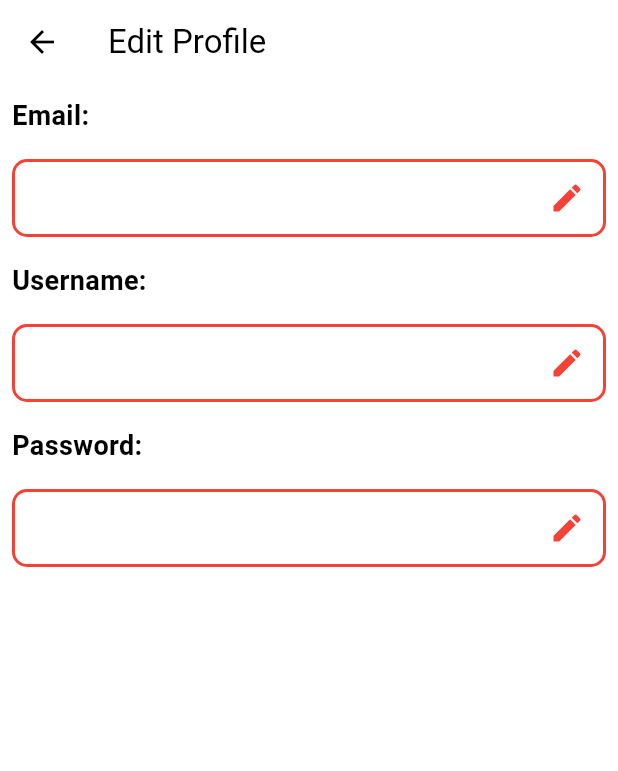
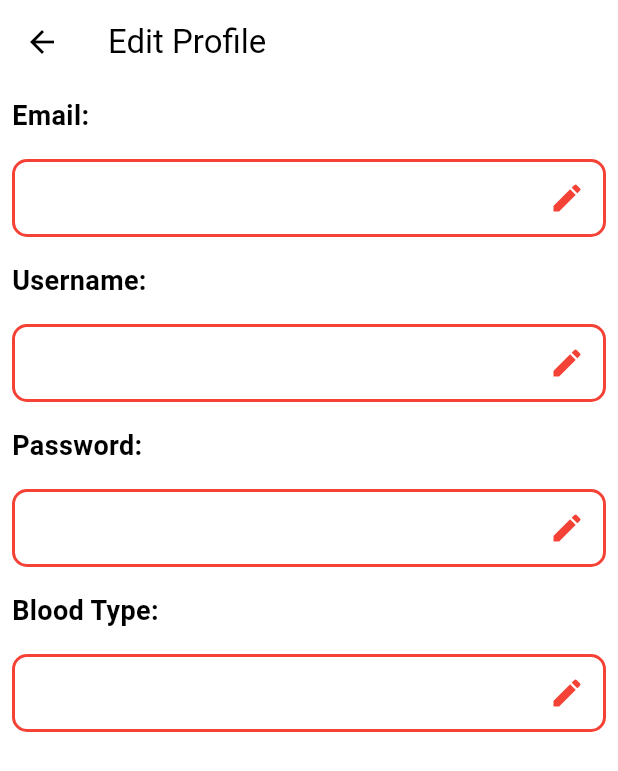
Before and after one commit to maxstain/Blood-Donation-App, a Flutter app: the EditProfilePage screen opened directly with empty values, on a phone screen of 412 x 824 dp. Shown: the top 771 px of the screen. Run offline on Flutter 3.47's test engine with Material 3 defaults, Android fonts, the phone set to English and light mode, and no system bars; our stand-ins replace cloud_firestore, firebase_auth, firebase_core, firebase_storage, fluttertoast, image_picker; missing offline and left inert: firebase_app_check; accounts and stored records are empty.

Commit message:
Improving the UI.

```diff
--- a/lib/Views/Profile/edit_profile_page.dart
+++ b/lib/Views/Profile/edit_profile_page.dart
@@ -1,5 +1,6 @@
 import 'package:blood_donation/Models/UserData.dart';
 import 'package:blood_donation/Services/UserServices.dart';
+import 'package:blood_donation/Shared/shared_types.dart';
 import 'package:firebase_auth/firebase_auth.dart';
 import 'package:flutter/material.dart';
 
@@ -18,6 +19,8 @@ class _EditProfilePageState extends State<EditProfilePage> {
   final TextEditingController _emailController = TextEditingController();
   final TextEditingController _usernameController = TextEditingController();
   final TextEditingController _passwordController = TextEditingController();
+
+  late String _selectedBloodType = '';
 
   @override
   void dispose() {
@@ -343,6 +346,110 @@ class _EditProfilePageState extends State<EditProfilePage> {
               ),
             ),
           ),
+          const Padding(
+            padding: EdgeInsets.all(8),
+            child: Text(
+              "Blood Type:",
+              style: TextStyle(
+                fontSize: 18,
+                fontWeight: FontWeight.bold,
+              ),
+              textAlign: TextAlign.left,
+            ),
+          ),
+          Padding(
+            padding: const EdgeInsets.all(8.0),
+            child: Container(
+              decoration: BoxDecoration(
+                shape: BoxShape.rectangle,
+                border: Border.all(
+                  color: Theme.of(context).colorScheme.secondary,
+                  width: 2,
+                ),
+                borderRadius: BorderRadius.circular(10),
+              ),
+              child: Row(
+                mainAxisAlignment: MainAxisAlignment.spaceBetween,
+                crossAxisAlignment: CrossAxisAlignment.center,
+                children: [
+                  Padding(
+                    padding: const EdgeInsets.all(8.0),
+                    child: Text(
+                      widget.userData.bloodType,
+                      style: const TextStyle(
+                        fontSize: 18,
+                      ),
+                    ),
+                  ),
+                  IconButton(
+                    onPressed: () {
+                      showDialog(
+                        context: context,
+                        builder: (context) {
+                          return AlertDialog(
+                            title: const Text('Update Password'),
+                            content: Container(
+                              decoration: BoxDecoration(
+                                color: Colors.grey[200],
+                                borderRadius: BorderRadius.circular(8.0),
+                              ),
+                              child: DropdownButtonFormField(
+                                items: bloodTypes.map((String bloodType) {
+                                  return DropdownMenuItem(
+                                    value: bloodType,
+                                    child: Text(bloodType),
+                                  );
+                                }).toList(),
+                                onChanged: (value) {
+                                  setState(() {
+                                    _selectedBloodType = value.toString();
+                                  });
+                                },
+                              ),
+                            ),
+                            actions: [
+                              TextButton(
+                                onPressed: () {
+                                  Navigator.of(context).pop();
+                                },
+                                child: const Text('Cancel'),
+                              ),
+                              TextButton(
+                                onPressed: () async {
+                                  await _userServices.updateBloodType(
+                                    _selectedBloodType,
+                                  );
+                                  setState(() {
+                                    Navigator.of(context).pop();
+                                  });
+                                },
+                                child: const Text('Update'),
+                              ),
+                            ],
+                          );
+                        },
+                      );
+                    },
+                    icon: Icon(
+                      Icons.edit,
+                    ),
+                    color: Theme.of(context).colorScheme.primary,
+                    alignment: Alignment.center,
+                    style: ButtonStyle(
+                      shape: WidgetStateProperty.all(
+                        RoundedRectangleBorder(
+                          borderRadius: BorderRadius.circular(10),
+                        ),
+                      ),
+                      backgroundColor: WidgetStatePropertyAll(
+                        Colors.white,
+                      ),
+                    ),
+                  ),
+                ],
+              ),
+            ),
+          ),
         ],
       ),
     );
--- a/lib/Views/Profile/profile_page.dart
+++ b/lib/Views/Profile/profile_page.dart
@@ -226,8 +226,7 @@ class _ProfilePageState extends State<ProfilePage> {
               child: TextButton(
                 onPressed: () async {
                   await _userServices.deleteUser();
-                  Navigator.of(context).pop();
-                  Navigator.of(context).pushReplacement(
+                  await Navigator.of(context).pushReplacement(
                     MaterialPageRoute(
                       builder: (context) => const Wrapper(),
                     ),
```
